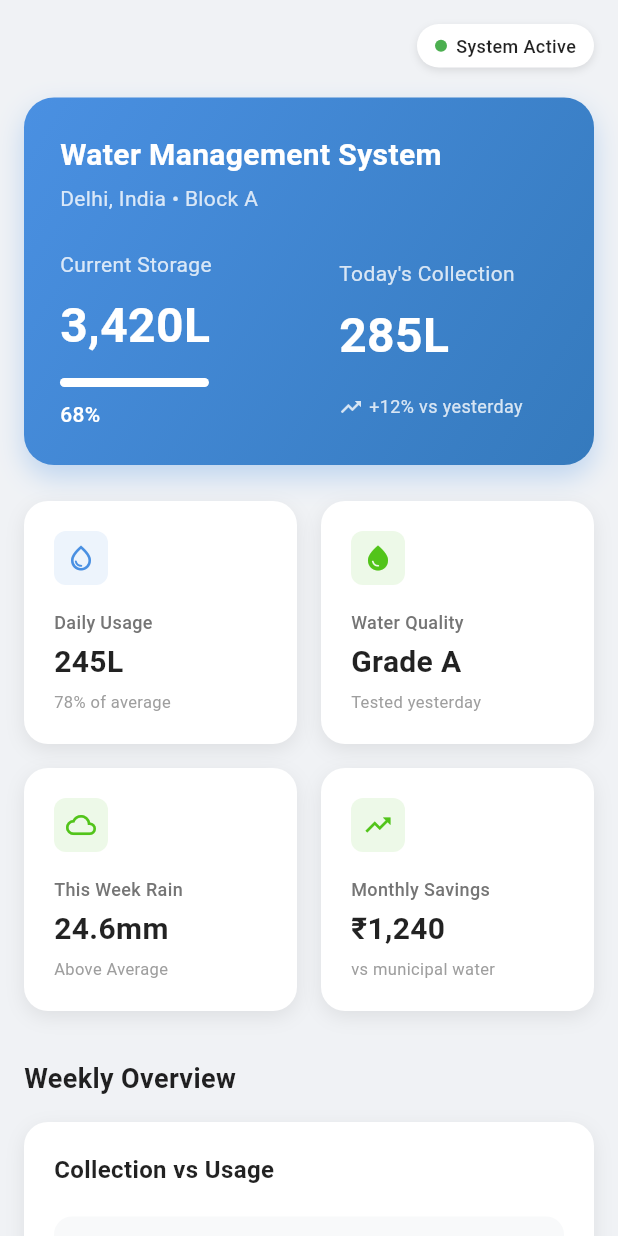
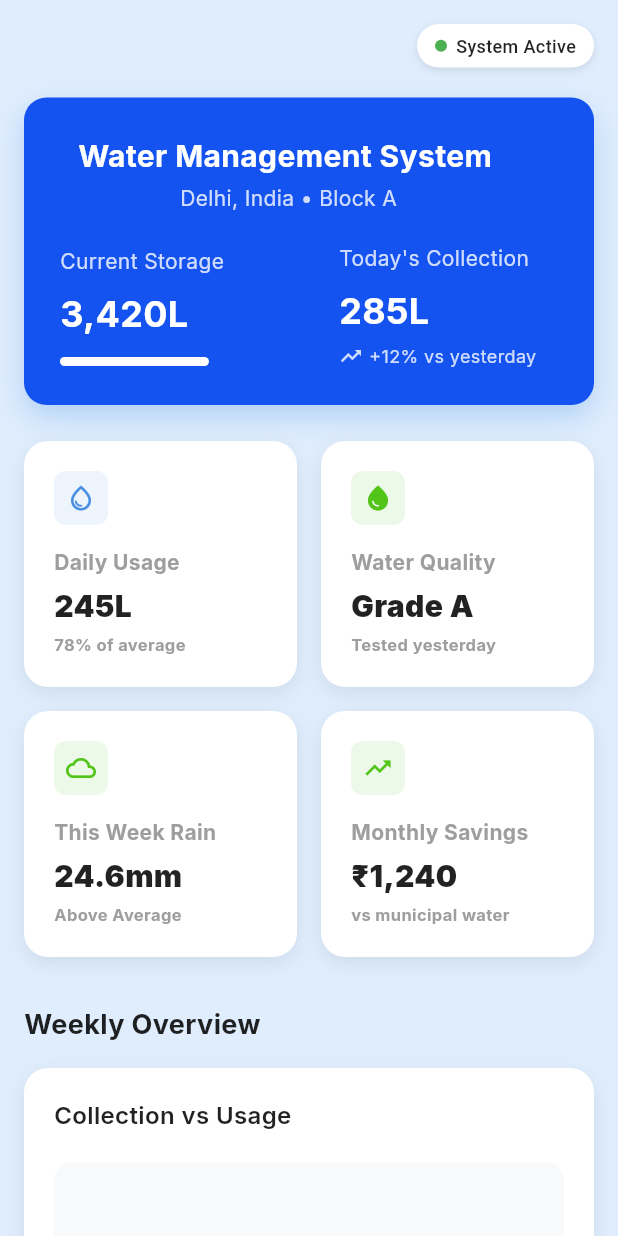
Before and after one commit to dhruvgoel3/Barkha.AI, a Flutter app: the screen it shows after launch, on a phone screen of 412 x 824 dp. Run offline on Flutter 3.47's test engine with Material 3 defaults, Android fonts, the phone set to English and light mode, and no system bars; our stand-ins replace google_fonts.

Commit message:
Starting with Barkha.AI

```diff
--- a/lib/view/report_screen.dart
+++ b/lib/view/report_screen.dart
@@ -1,10 +1,11 @@
 import 'package:flutter/material.dart';
+import 'package:google_fonts/google_fonts.dart';
 
 class ReportScreen extends StatelessWidget {
   @override
   Widget build(BuildContext context) {
     return Scaffold(
-      backgroundColor: Color(0xFFF0F2F5),
+      backgroundColor: Color(0xFFDFEDFD),
       body: SafeArea(
         child: SingleChildScrollView(
           padding: EdgeInsets.all(16),
@@ -63,11 +64,11 @@ class ReportScreen extends StatelessWidget {
                 padding: EdgeInsets.all(24),
                 decoration: BoxDecoration(
                   gradient: LinearGradient(
-                    colors: [Color(0xFF4A90E2), Color(0xFF357ABD)],
+                    colors: [Color(0xFF1453F0), Color(0xFF1453F0)],
                     begin: Alignment.topLeft,
                     end: Alignment.bottomRight,
                   ),
-                  borderRadius: BorderRadius.circular(20),
+                  borderRadius: BorderRadius.circular(15),
                   boxShadow: [
                     BoxShadow(
                       color: Color(0xFF4A90E2).withOpacity(0.3),
@@ -79,23 +80,29 @@ class ReportScreen extends StatelessWidget {
                 child: Column(
                   crossAxisAlignment: CrossAxisAlignment.start,
                   children: [
-                    Text(
+                    Padding(
+                      padding: const EdgeInsets.only(left: 12),
+                      child: Text(
                         'Water Management System',
-                      style: TextStyle(
+                        style: GoogleFonts.inter(
                           fontSize: 20,
                           fontWeight: FontWeight.bold,
                           color: Colors.white,
                         ),
                       ),
+                    ),
                     SizedBox(height: 4),
-                    Text(
+                    Padding(
+                      padding: EdgeInsets.only(left: 80),
+                      child: Text(
                         'Delhi, India • Block A',
-                      style: TextStyle(
+                        style: GoogleFonts.inter(
                           fontSize: 14,
                           color: Colors.white.withOpacity(0.8),
                         ),
                       ),
-                    SizedBox(height: 24),
+                    ),
+                    SizedBox(height: 20),
 
                     Row(
                       children: [
@@ -106,7 +113,7 @@ class ReportScreen extends StatelessWidget {
                             children: [
                               Text(
                                 'Current Storage',
-                                style: TextStyle(
+                                style: GoogleFonts.inter(
                                   fontSize: 14,
                                   color: Colors.white.withOpacity(0.8),
                                 ),
@@ -114,8 +121,8 @@ class ReportScreen extends StatelessWidget {
                               SizedBox(height: 8),
                               Text(
                                 '3,420L',
-                                style: TextStyle(
-                                  fontSize: 32,
+                                style: GoogleFonts.inter(
+                                  fontSize: 24,
                                   fontWeight: FontWeight.bold,
                                   color: Colors.white,
                                 ),
@@ -139,15 +146,6 @@ class ReportScreen extends StatelessWidget {
                                   ),
                                 ),
                               ),
-                              SizedBox(height: 8),
-                              Text(
-                                '68%',
-                                style: TextStyle(
-                                  fontSize: 14,
-                                  fontWeight: FontWeight.w500,
-                                  color: Colors.white,
-                                ),
-                              ),
                             ],
                           ),
                         ),
@@ -161,7 +159,7 @@ class ReportScreen extends StatelessWidget {
                             children: [
                               Text(
                                 'Today\'s Collection',
-                                style: TextStyle(
+                                style: GoogleFonts.inter(
                                   fontSize: 14,
                                   color: Colors.white.withOpacity(0.8),
                                 ),
@@ -169,13 +167,13 @@ class ReportScreen extends StatelessWidget {
                               SizedBox(height: 8),
                               Text(
                                 '285L',
-                                style: TextStyle(
-                                  fontSize: 32,
+                                style: GoogleFonts.inter(
+                                  fontSize: 24,
                                   fontWeight: FontWeight.bold,
                                   color: Colors.white,
                                 ),
                               ),
-                              SizedBox(height: 16),
+                              SizedBox(height: 5),
                               Row(
                                 children: [
                                   Icon(
@@ -186,7 +184,7 @@ class ReportScreen extends StatelessWidget {
                                   SizedBox(width: 4),
                                   Text(
                                     '+12% vs yesterday',
-                                    style: TextStyle(
+                                    style: GoogleFonts.inter(
                                       fontSize: 12,
                                       color: Colors.white.withOpacity(0.8),
                                     ),
@@ -264,7 +262,7 @@ class ReportScreen extends StatelessWidget {
               // Weekly Overview
               Text(
                 'Weekly Overview',
-                style: TextStyle(
+                style: GoogleFonts.inter(
                   fontSize: 18,
                   fontWeight: FontWeight.bold,
                   color: Colors.black87,
@@ -293,7 +291,7 @@ class ReportScreen extends StatelessWidget {
                   children: [
                     Text(
                       'Collection vs Usage',
-                      style: TextStyle(
+                      style: GoogleFonts.inter(
                         fontSize: 16,
                         fontWeight: FontWeight.w600,
                         color: Colors.black87,
@@ -310,7 +308,7 @@ class ReportScreen extends StatelessWidget {
                       child: Center(
                         child: Text(
                           'Chart View',
-                          style: TextStyle(
+                          style: GoogleFonts.inter(
                             color: Colors.grey[600],
                             fontSize: 14,
                           ),
@@ -383,28 +381,28 @@ class ReportScreen extends StatelessWidget {
             ),
             child: Icon(icon, color: iconColor, size: 20),
           ),
-          SizedBox(height: 16),
+          SizedBox(height: 15),
           Text(
             title,
-            style: TextStyle(
-              fontSize: 12,
-              color: Colors.grey[600],
-              fontWeight: FontWeight.w500,
+            style: GoogleFonts.inter(
+              fontSize: 14,
+              color: Colors.grey,
+              fontWeight: FontWeight.w700,
             ),
           ),
           SizedBox(height: 4),
           Text(
             value,
-            style: TextStyle(
+            style: GoogleFonts.inter(
               fontSize: 20,
-              fontWeight: FontWeight.bold,
+              fontWeight: FontWeight.w900,
               color: Colors.black87,
             ),
           ),
           SizedBox(height: 4),
           Text(
             subtitle,
-            style: TextStyle(fontSize: 11, color: Colors.grey[500]),
+            style: GoogleFonts.inter(fontSize: 11, color: Colors.grey , fontWeight: FontWeight.w700),
           ),
         ],
       ),
```
Also changed, not shown: lib/view/bottomNavBar.dart (added). Lines whose indentation alone changed are shown as unchanged.
